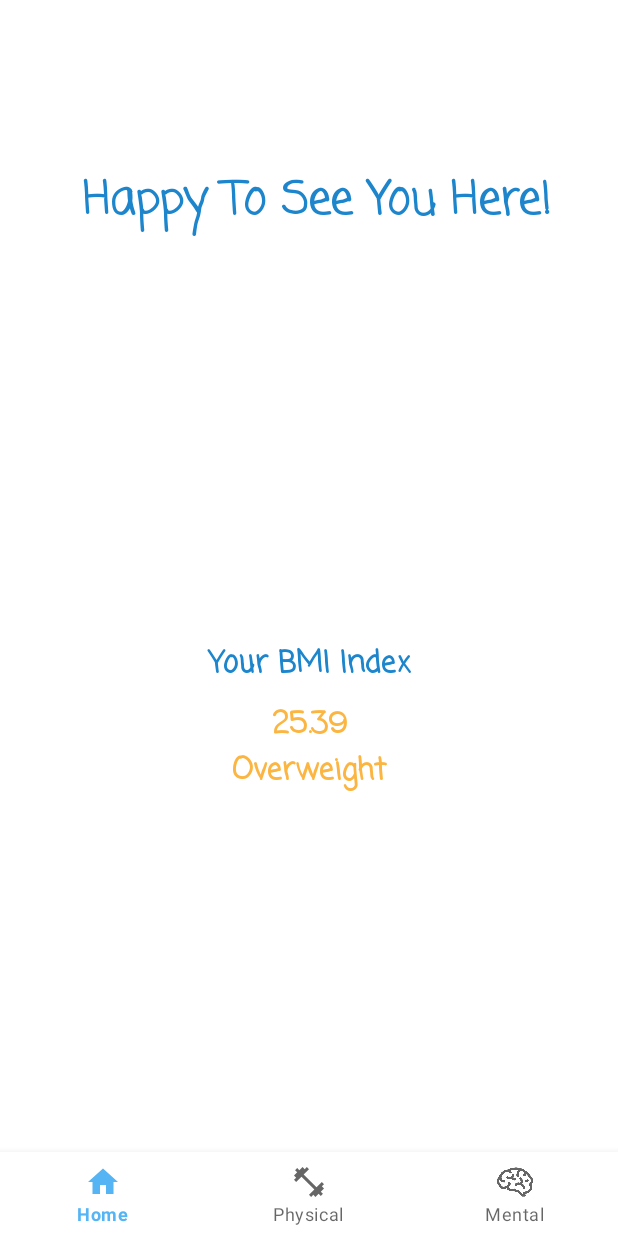
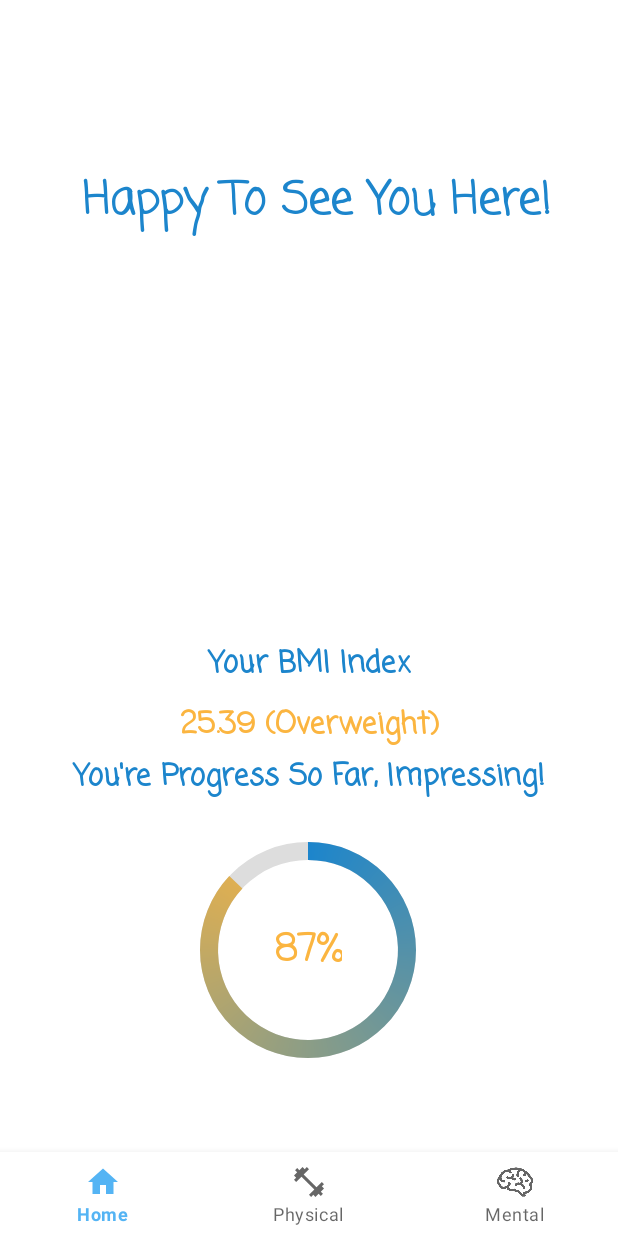
Before and after one commit to SalsabeelH/ProjectMobileApps, an Android app: the HomeFragment screen opened directly, with no data from a screen before it, on a phone screen of 412 x 824 dp. Run offline under Robolectric (Android 15) with nearby library versions, the phone set to English and light mode, and no system bars; our stand-ins replace navigation-ui.

Commit message:
add progress bar

```diff
--- a/app/src/main/java/birzeit/edu/projectmobileapps/ui/HomeFragment.java
+++ b/app/src/main/java/birzeit/edu/projectmobileapps/ui/HomeFragment.java
@@ -7,6 +7,7 @@ import android.os.Bundle;
 import android.view.LayoutInflater;
 import android.view.View;
 import android.view.ViewGroup;
+import android.widget.ProgressBar;
 import android.widget.TextView;
 
 import androidx.annotation.NonNull;
@@ -18,12 +19,14 @@ import birzeit.edu.projectmobileapps.databinding.FragmentHomeBinding;
 
 public class HomeFragment extends Fragment {
 
-    final double INITIAL_WEIGHT = 75;
+    final double INITIAL_WEIGHT = 100;
     final double TARGET_WEIGHT = 60;
     final double CURRENT_WEIGHT = 65;
     final double HEIGHT = 1.60;
 
     TextView BMIIndex;
+    ProgressBar progressBar;
+    TextView progressTxt;
     private FragmentHomeBinding binding;
 
 
@@ -33,10 +36,24 @@ public class HomeFragment extends Fragment {
 
         binding = FragmentHomeBinding.inflate(inflater, container, false);
         View root = binding.getRoot();
+        setup(root);
+        setBMIValue(CURRENT_WEIGHT,HEIGHT);
+        updateProgressBar(INITIAL_WEIGHT,CURRENT_WEIGHT,TARGET_WEIGHT);
+        return root;
+    }
 
+    private void setup(View root) {
         BMIIndex = root.findViewById(R.id.BMI_index);
-        setBMIValue(CURRENT_WEIGHT,HEIGHT);
-        return root;
+        progressBar = root.findViewById(R.id.progress_bar);
+        progressTxt = root.findViewById(R.id.progress_bar_txt);
+    }
+
+    private void updateProgressBar(double initial_weight, double current_weight, double target_weight) {
+        double totalDifferance = initial_weight - target_weight;
+        double currentDifferance = initial_weight - current_weight;
+        double ratio = (currentDifferance/totalDifferance) * 100;
+        progressBar.setProgress((int)ratio);
+        progressTxt.setText((int)ratio + "%");
     }
 
 
@@ -51,16 +68,16 @@ public class HomeFragment extends Fragment {
         double BMI = weight / (height * height);
         if (BMI < 18.5) {
             BMIIndex.setTextColor(getResources().getColor(R.color.blue));
-            BMIIndex.setText(String.format("%.2f",BMI) + "\nUnderweight");
+            BMIIndex.setText(String.format("%.2f",BMI) + " (Underweight)");
         } else if (BMI < 25) {
             BMIIndex.setTextColor(Color.GREEN);
-            BMIIndex.setText(String.format("%.2f",BMI) + "\nNormal");
+            BMIIndex.setText(String.format("%.2f",BMI) + " (Normal)");
         } else if (BMI < 30) {
             BMIIndex.setTextColor(getResources().getColor(R.color.app_color));
-            BMIIndex.setText(String.format("%.2f",BMI) + "\nOverweight");
+            BMIIndex.setText(String.format("%.2f",BMI) + " (Overweight)");
         } else {
             BMIIndex.setTextColor(Color.RED);
-            BMIIndex.setText(String.format("%.2f",BMI) + "\nObese");
+            BMIIndex.setText(String.format("%.2f",BMI) + " (Obese)");
         }
     }
 }
--- /dev/null
+++ b/app/src/main/res/drawable/progress_circle.xml
@@ -0,0 +1,26 @@
+<?xml version="1.0" encoding="utf-8"?>
+<layer-list xmlns:android="http://schemas.android.com/apk/res/android">
+    <item>
+        <shape
+            android:shape="ring"
+            android:thicknessRatio="15"
+            android:useLevel="false">
+            <solid android:color="#DDD" />
+        </shape>
+    </item>
+    <item>
+        <rotate
+            android:fromDegrees="270"
+            android:toDegrees="270">
+            <shape
+                android:shape="ring"
+                android:thicknessRatio="15"
+                android:useLevel="true">
+                <gradient
+                    android:endColor="@color/app_color"
+                    android:startColor="@color/blue"
+                    android:type="sweep" />
+            </shape>
+        </rotate>
+    </item>
+</layer-list>
--- a/app/src/main/res/layout/fragment_home.xml
+++ b/app/src/main/res/layout/fragment_home.xml
@@ -61,4 +61,43 @@
         app:layout_constraintHorizontal_bias="0.526"
         app:layout_constraintStart_toStartOf="parent"
         app:layout_constraintTop_toBottomOf="@+id/textView5" />
+
+    <TextView
+        style="@style/txtViewStyle"
+        android:layout_width="match_parent"
+        android:layout_height="wrap_content"
+        android:layout_margin="10dp"
+        android:text="@string/you_re_progress_so_far_impressing"
+        android:textAlignment="center"
+        android:textColor="@color/blue"
+        android:textSize="20sp"
+        app:layout_constraintBottom_toTopOf="@+id/progress_bar"
+        app:layout_constraintEnd_toEndOf="parent"
+        app:layout_constraintHorizontal_bias="0.157"
+        app:layout_constraintStart_toStartOf="parent" />
+
+    <ProgressBar
+        android:id="@+id/progress_bar"
+        android:layout_width="180dp"
+        android:layout_height="180dp"
+        android:indeterminateOnly="false"
+        android:progress="50"
+        android:progressDrawable="@drawable/progress_circle"
+        app:layout_constraintBottom_toBottomOf="parent"
+        app:layout_constraintEnd_toEndOf="parent"
+        app:layout_constraintHorizontal_bias="0.497"
+        app:layout_constraintStart_toStartOf="parent" />
+
+    <TextView
+        android:id="@+id/progress_bar_txt"
+        style="@style/txtViewStyle"
+        android:layout_width="wrap_content"
+        android:layout_height="wrap_content"
+        android:text="50%"
+        android:textColor="@color/app_color"
+        android:textSize="25sp"
+        app:layout_constraintBottom_toBottomOf="@+id/progress_bar"
+        app:layout_constraintEnd_toEndOf="@+id/progress_bar"
+        app:layout_constraintStart_toStartOf="@+id/progress_bar"
+        app:layout_constraintTop_toTopOf="@+id/progress_bar" />
 </androidx.constraintlayout.widget.ConstraintLayout>
--- a/app/src/main/res/values/strings.xml
+++ b/app/src/main/res/values/strings.xml
@@ -6,4 +6,5 @@
     <string name="title_notifications">Mental</string>
     <string name="welcomeText">Happy To See You Here!</string>
     <string name="your_bmi_index">Your BMI Index</string>
+    <string name="you_re_progress_so_far_impressing">You\'re Progress So Far, Impressing!</string>
 </resources>
```
